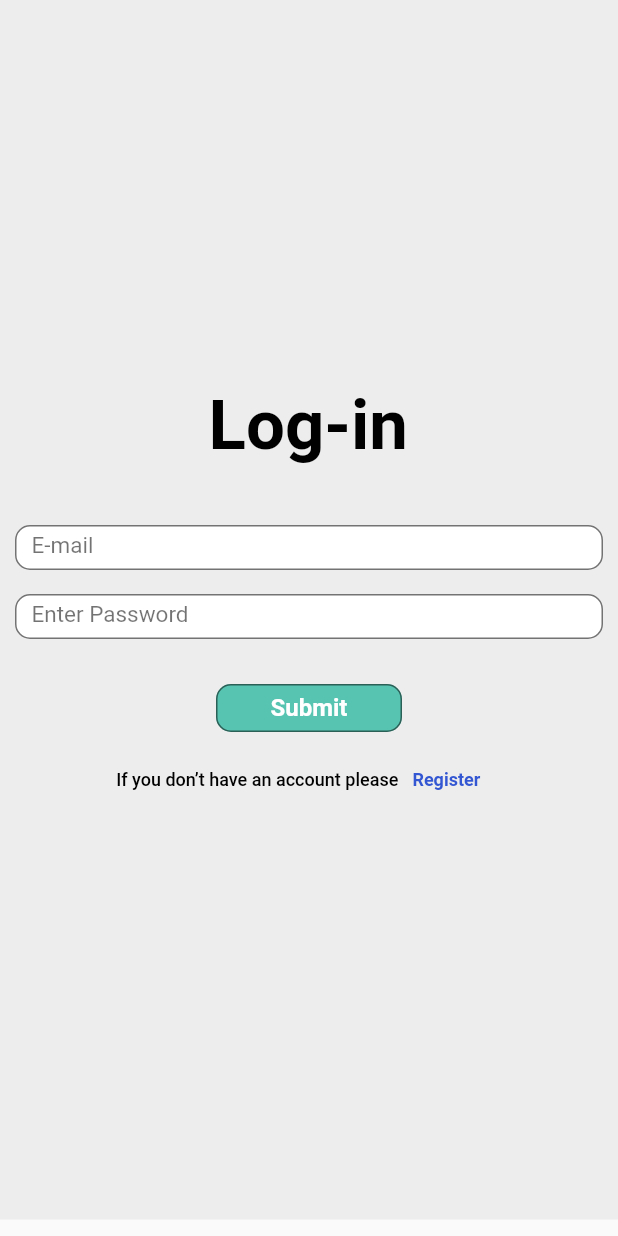
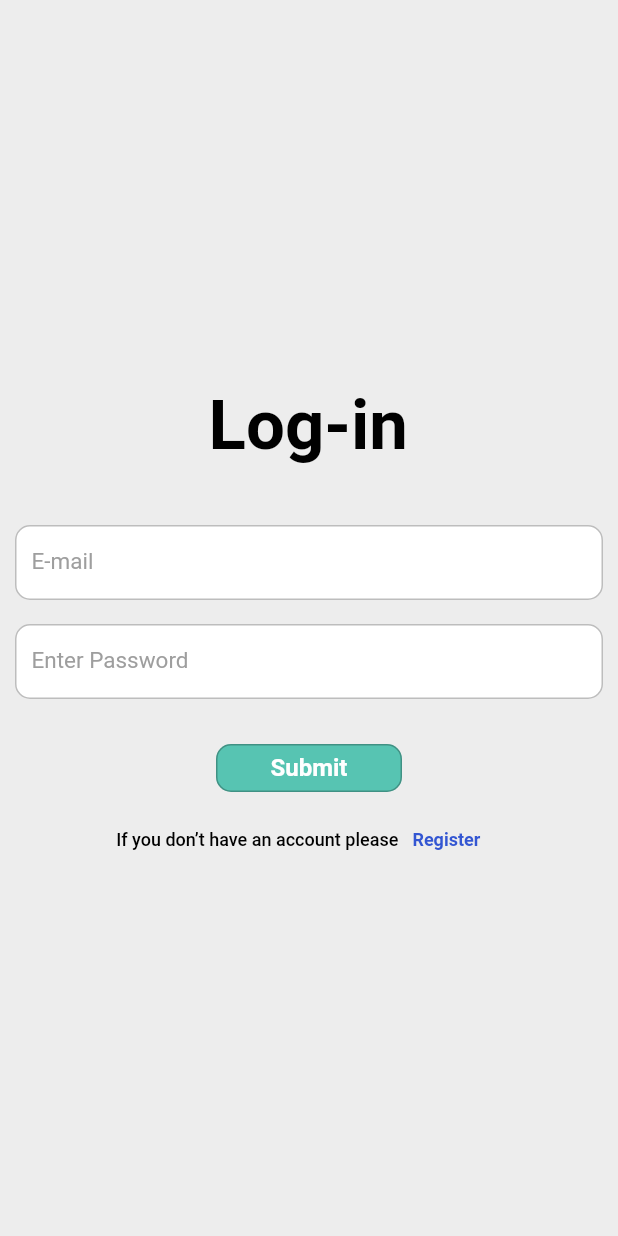
Before and after one commit to GraduationProjectFCI/Budget_Plannner_Mobile, a Flutter app: the screen it shows after launch, on a phone screen of 412 x 824 dp. Run offline on Flutter 3.47's test engine with Material 2 defaults, Android fonts, the phone set to English and light mode, and no system bars; our stand-ins replace fluttertoast, get.

Commit message:
add some function for textFormField

```diff
--- a/lib/constants/appcolor.dart
+++ b/lib/constants/appcolor.dart
@@ -2,8 +2,8 @@ import 'package:flutter/material.dart';
 
 class AppColor {
   static const Color backgroundColor = Color(0xffededed);
-  static const Color hintTextColor = Color(0x8c000000);
+  static const Color hintTextColor = Colors.grey;
   static const Color buttonColor = Color(0xff57c4b2);
-  static const Color borderColor = Color(0x82000000);
+  static const Color borderColor = Colors.black26;
   static const Color textButtonColor = Color(0xffffffff);
 }
--- a/lib/view/widgets/custom_textformfield.dart
+++ b/lib/view/widgets/custom_textformfield.dart
@@ -4,10 +4,10 @@ import '../../constants/appcolor.dart';
 
 class CustomTextFormField extends StatelessWidget {
   String hintText;
-  CustomTextFormField({
-    super.key,
-    required this.hintText,
-  });
+  void Function(String)? onChange;
+  TextEditingController? textController;
+  CustomTextFormField(
+      {super.key, required this.hintText, this.textController, this.onChange});
 
   @override
   Widget build(BuildContext context) {
@@ -15,15 +15,17 @@ class CustomTextFormField extends StatelessWidget {
       margin: const EdgeInsets.fromLTRB(0, 0, 0, 16),
       padding: const EdgeInsets.fromLTRB(10, 0, 10, 0),
       width: double.infinity,
-      height: 30,
+      height: 50,
       decoration: BoxDecoration(
         border: Border.all(
-          color: AppColor.hintTextColor,
+          color: AppColor.borderColor,
         ),
         color: const Color(0xffffffff),
         borderRadius: BorderRadius.circular(10),
       ),
       child: TextFormField(
+        onChanged: onChange,
+        controller: textController,
         decoration: InputDecoration(
           border: InputBorder.none,
           hintText: '$hintText',
```
